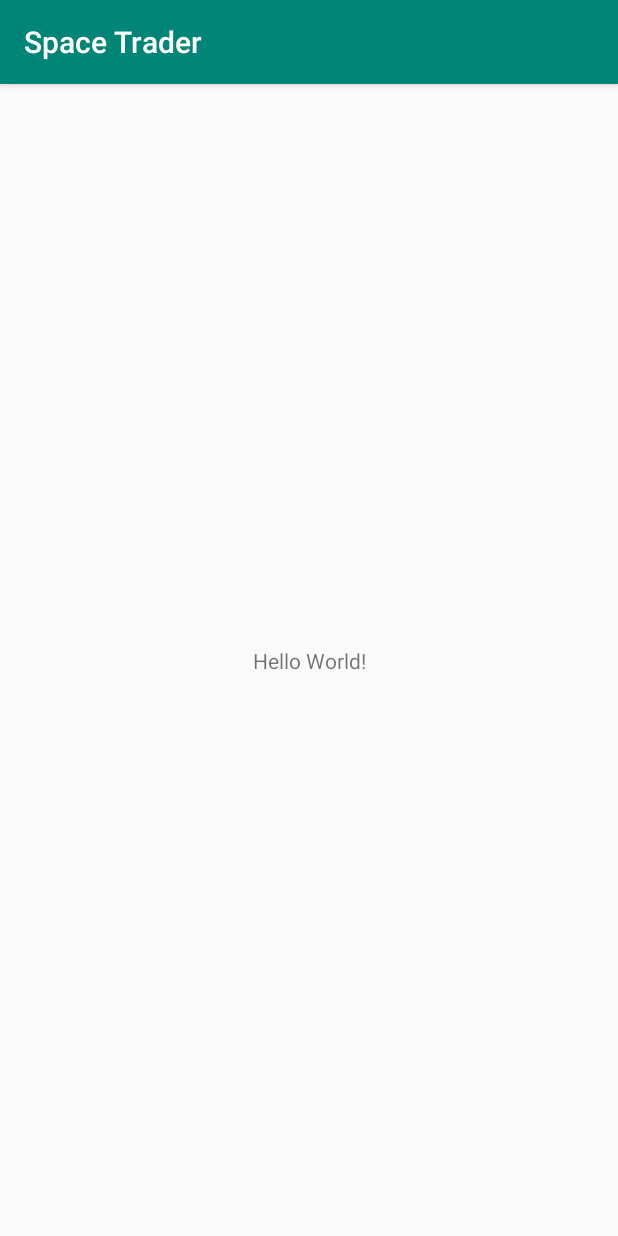
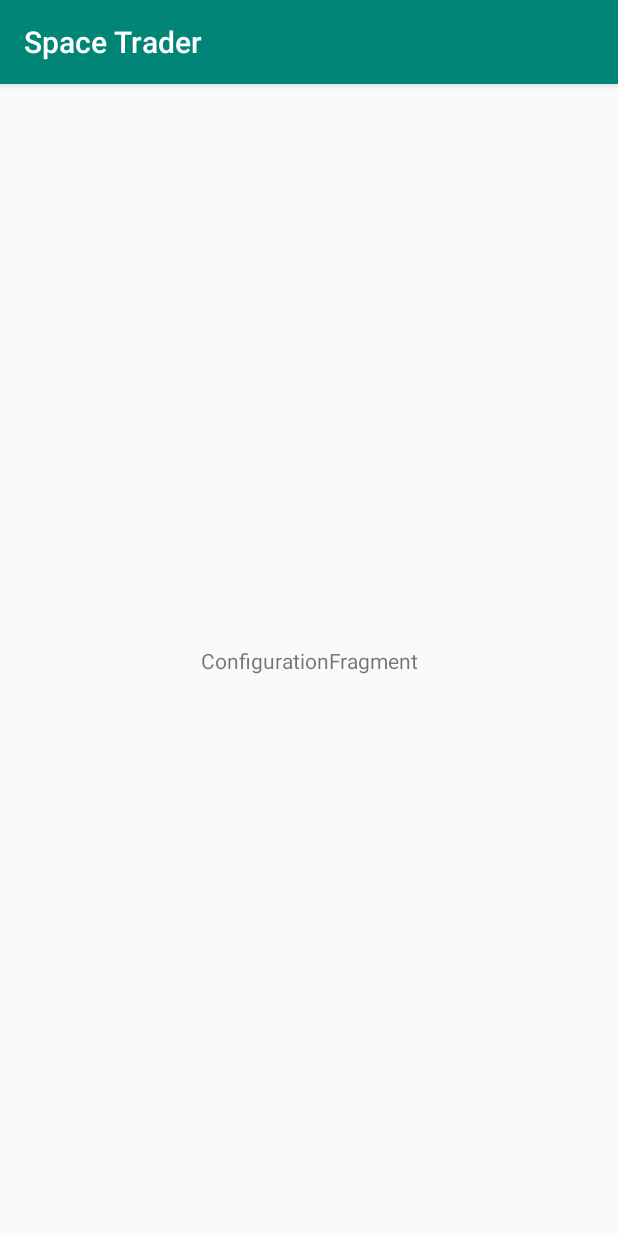
Before and after one commit to rohanrk/Space-Trader, an Android app: the screen it shows after launch (MainActivity before the commit, ConfigurationActivity after it), on a phone screen of 412 x 824 dp. Run offline under Robolectric (Android 15) with nearby library versions, the phone set to English and light mode, and no system bars.

Commit message:
Added config activity and fragment w/ ViewModel

```diff
--- a/app/build.gradle
+++ b/app/build.gradle
@@ -24,9 +24,10 @@ android {
 
 dependencies {
     implementation fileTree(dir: 'libs', include: ['*.jar'])
-    implementation"org.jetbrains.kotlin:kotlin-stdlib-jdk7:$kotlin_version"
+    implementation "org.jetbrains.kotlin:kotlin-stdlib-jdk7:$kotlin_version"
     implementation 'com.android.support:appcompat-v7:28.0.0'
     implementation 'com.android.support.constraint:constraint-layout:1.1.3'
+    implementation 'android.arch.lifecycle:extensions:1.1.1'
     testImplementation 'junit:junit:4.12'
     androidTestImplementation 'com.android.support.test:runner:1.0.2'
     androidTestImplementation 'com.android.support.test.espresso:espresso-core:3.0.2'
--- a/app/src/main/AndroidManifest.xml
+++ b/app/src/main/AndroidManifest.xml
@@ -9,7 +9,9 @@
             android:roundIcon="@mipmap/ic_launcher_round"
             android:supportsRtl="true"
             android:theme="@style/AppTheme">
-        <activity android:name="com.communistutopia.spacetrader.view.MainActivity">
+        <activity android:name=".view.ConfigurationActivity">
+        </activity>
+        <activity android:name=".view.MainActivity">
             <intent-filter>
                 <action android:name="android.intent.action.MAIN"/>
 
--- /dev/null
+++ b/app/src/main/java/com/communistutopia/spacetrader/view/ConfigurationActivity.kt
@@ -0,0 +1,20 @@
+package com.communistutopia.spacetrader.view
+
+import android.support.v7.app.AppCompatActivity
+import android.os.Bundle
+import com.communistutopia.spacetrader.R
+import com.communistutopia.spacetrader.view.ui.configuration.ConfigurationFragment
+
+class ConfigurationActivity : AppCompatActivity() {
+
+    override fun onCreate(savedInstanceState: Bundle?) {
+        super.onCreate(savedInstanceState)
+        setContentView(R.layout.configuration_activity)
+        if (savedInstanceState == null) {
+            supportFragmentManager.beginTransaction()
+                .replace(R.id.container, ConfigurationFragment.newInstance())
+                .commitNow()
+        }
+    }
+
+}
--- a/app/src/main/java/com/communistutopia/spacetrader/view/MainActivity.kt
+++ b/app/src/main/java/com/communistutopia/spacetrader/view/MainActivity.kt
@@ -1,5 +1,6 @@
 package com.communistutopia.spacetrader.view
 
+import android.content.Intent
 import android.support.v7.app.AppCompatActivity
 import android.os.Bundle
 import com.communistutopia.spacetrader.R
@@ -9,5 +10,12 @@ class MainActivity : AppCompatActivity() {
     override fun onCreate(savedInstanceState: Bundle?) {
         super.onCreate(savedInstanceState)
         setContentView(R.layout.activity_main)
+
+        /** Go to the configuration activity
+         * TODO: In the future it needs to decide which screen to go on based on state. Is there a user? Then don't
+         * go to the config screen.
+         */
+        val intent = Intent(this, ConfigurationActivity::class.java)
+        startActivity(intent)
     }
 }
--- /dev/null
+++ b/app/src/main/java/com/communistutopia/spacetrader/view/ui/configuration/ConfigurationFragment.kt
@@ -0,0 +1,32 @@
+package com.communistutopia.spacetrader.view.ui.configuration
+
+import android.arch.lifecycle.ViewModelProviders
+import android.os.Bundle
+import android.support.v4.app.Fragment
+import android.view.LayoutInflater
+import android.view.View
+import android.view.ViewGroup
+import com.communistutopia.spacetrader.R
+
+class ConfigurationFragment : Fragment() {
+
+    companion object {
+        fun newInstance() = ConfigurationFragment()
+    }
+
+    private lateinit var viewModel: ConfigurationViewModel
+
+    override fun onCreateView(
+        inflater: LayoutInflater, container: ViewGroup?,
+        savedInstanceState: Bundle?
+    ): View {
+        return inflater.inflate(R.layout.configuration_fragment, container, false)
+    }
+
+    override fun onActivityCreated(savedInstanceState: Bundle?) {
+        super.onActivityCreated(savedInstanceState)
+        viewModel = ViewModelProviders.of(this).get(ConfigurationViewModel::class.java)
+        // TODO: Use the ViewModel
+    }
+
+}
--- /dev/null
+++ b/app/src/main/java/com/communistutopia/spacetrader/view/ui/configuration/ConfigurationViewModel.kt
@@ -0,0 +1,7 @@
+package com.communistutopia.spacetrader.view.ui.configuration
+
+import android.arch.lifecycle.ViewModel
+
+class ConfigurationViewModel : ViewModel() {
+    // TODO: Implement the ViewModel
+}
--- /dev/null
+++ b/app/src/main/res/layout/configuration_activity.xml
@@ -0,0 +1,8 @@
+<?xml version="1.0" encoding="utf-8"?>
+<FrameLayout
+        xmlns:android="http://schemas.android.com/apk/res/android"
+        xmlns:tools="http://schemas.android.com/tools"
+        android:id="@+id/container"
+        android:layout_width="match_parent"
+        android:layout_height="match_parent"
+        tools:context=".ConfigurationActivity"/>
--- /dev/null
+++ b/app/src/main/res/layout/configuration_fragment.xml
@@ -0,0 +1,21 @@
+<?xml version="1.0" encoding="utf-8"?>
+<android.support.constraint.ConstraintLayout
+        xmlns:android="http://schemas.android.com/apk/res/android"
+        xmlns:app="http://schemas.android.com/apk/res-auto"
+        xmlns:tools="http://schemas.android.com/tools"
+        android:id="@+id/configuration"
+        android:layout_width="match_parent"
+        android:layout_height="match_parent"
+        tools:context=".ui.configuration.ConfigurationFragment">
+
+    <TextView
+            android:id="@+id/message"
+            android:layout_width="wrap_content"
+            android:layout_height="wrap_content"
+            android:text="ConfigurationFragment"
+            app:layout_constraintBottom_toBottomOf="parent"
+            app:layout_constraintEnd_toEndOf="parent"
+            app:layout_constraintStart_toStartOf="parent"
+            app:layout_constraintTop_toTopOf="parent"/>
+
+</android.support.constraint.ConstraintLayout>
```
Also changed, not shown: 2 other files.
